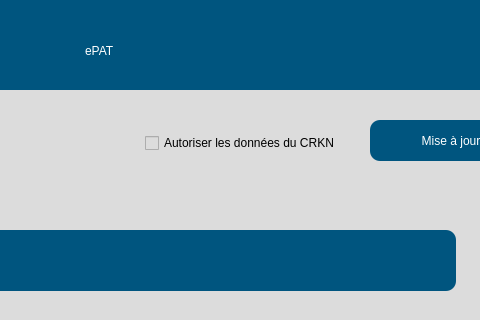
Above: src/user_interface/french_settingsPage.ui from eppenney/eBook-Perpetual-Access-Rights-Tracker before the change; both pictures show x 445 to 925 and y 0 to 320 of the 1183 by 877 pixel window. Below: the same form after it.
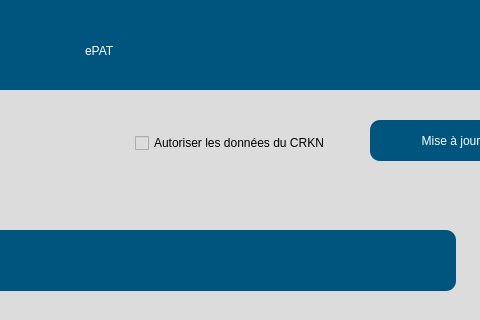
That is the form after the change. Icons and pictures are not drawn.

```diff
--- a/src/user_interface/french_settingsPage.ui
+++ b/src/user_interface/french_settingsPage.ui
@@ -582,7 +582,7 @@
    <widget class="QCheckBox" name="allowCRKNData">
     <property name="geometry">
      <rect>
-      <x>600</x>
+      <x>590</x>
       <y>128</y>
       <width>200</width>
       <height>30</height>
```
Left out of the diff: 3 changed lines with no effect on the pictures.
